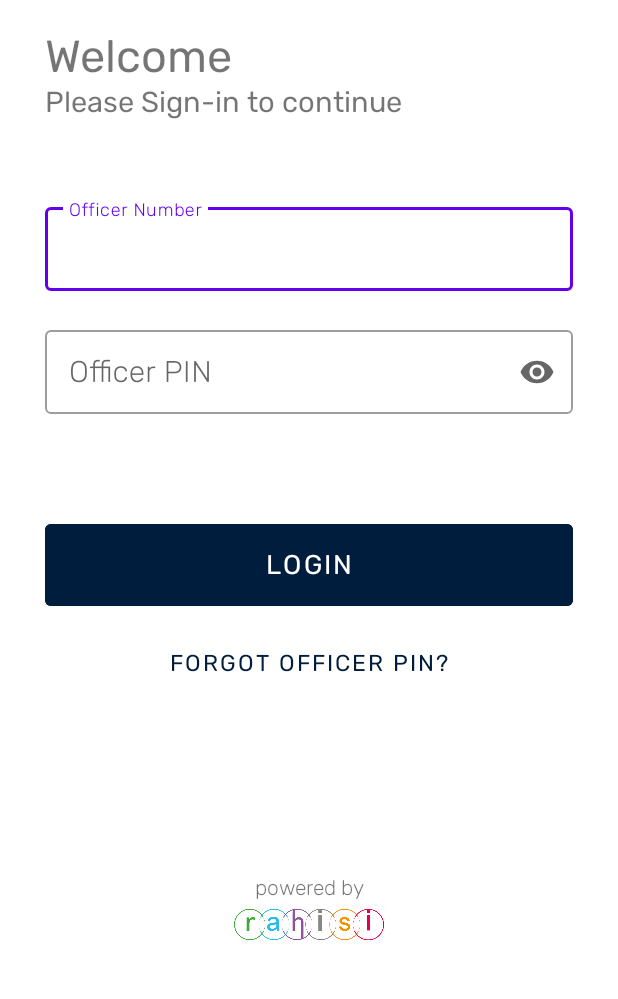
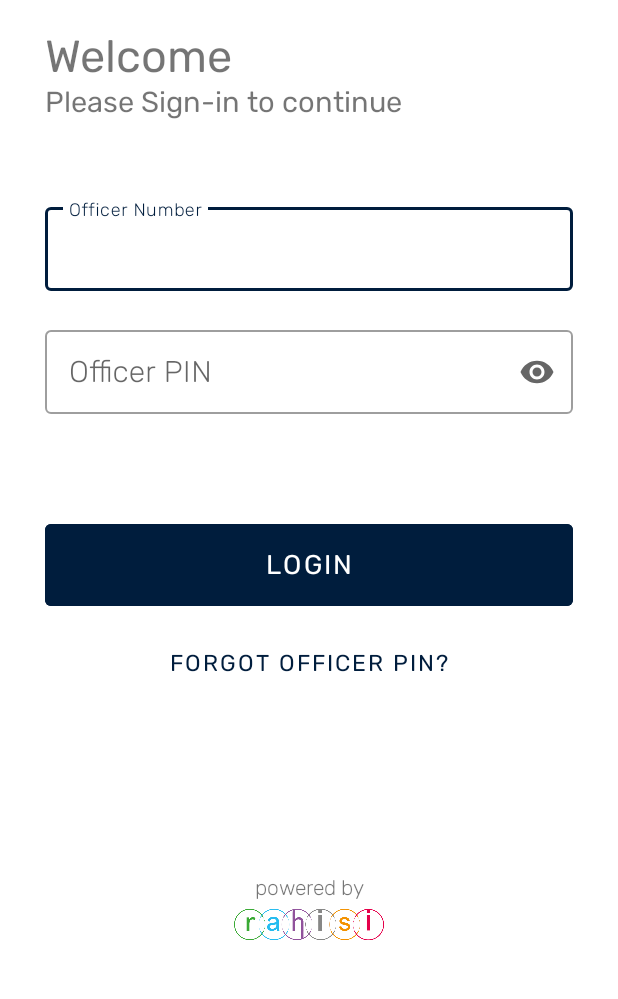
Before and after one commit to Rahisi-Solution/zic_pos, an Android app: the screen it shows after launch (LoginActivity), on a phone screen of 412 x 824 dp, the part 218-1217 px from its top. Run offline under Robolectric (Android 15) with nearby library versions, the light colour scheme and no system bars; our stand-ins replace Volley.

Commit message:
change of appbar before API integration

```diff
--- a/app/src/main/java/com/example/zicapp/HomeActivity.java
+++ b/app/src/main/java/com/example/zicapp/HomeActivity.java
@@ -137,6 +137,7 @@ public class HomeActivity extends AppCompatActivity {
                 } else if (result.getResultCode() == RESULT_CANCELED) {
                     if(result.getData() != null) {
                         String data = result.getData().getStringExtra("qrCode");
+                        System.out.println("Qr Code data = " + data);
                         assert data != null;
                         if(data.startsWith("https://")){
                             showSuccessDialog();
--- a/app/src/main/res/layout/activity_login.xml
+++ b/app/src/main/res/layout/activity_login.xml
@@ -65,7 +65,7 @@
         app:layout_constraintBottom_toBottomOf="parent"
         app:layout_constraintVertical_bias="0.1"
         android:hint="@string/officer_number"
-        android:backgroundTint="@color/purple_500"
+        android:backgroundTint="#001d3d"
         >
 
         <com.google.android.material.textfield.TextInputEditText
@@ -95,7 +95,7 @@
         android:fontFamily="@font/rubik_regular"
         android:textSize="23sp"
         android:hint="@string/officer_pin"
-        android:backgroundTint="@color/purple_500"
+        android:backgroundTint="#001d3d"
         app:endIconMode="password_toggle">
 
         <com.google.android.material.textfield.TextInputEditText
--- a/app/src/main/res/values/colors.xml
+++ b/app/src/main/res/values/colors.xml
@@ -2,7 +2,7 @@
 <resources>
     <color name="purple_200">#FFBB86FC</color>
     <color name="purple_500">#FF6200EE</color>
-    <color name="purple_700">#FF3700B3</color>
+    <color name="purple_700">#001d3d</color>
     <color name="teal_200">#FF03DAC5</color>
     <color name="teal_700">#FF018786</color>
     <color name="black">#FF000000</color>
--- a/app/src/main/res/values/themes.xml
+++ b/app/src/main/res/values/themes.xml
@@ -2,7 +2,7 @@
     <!-- Base application theme. -->
     <style name="Theme.ZICApp" parent="Theme.MaterialComponents.DayNight.NoActionBar">
         <!-- Primary brand color. -->
-        <item name="colorPrimary">@color/purple_500</item>
+        <item name="colorPrimary">@color/purple_700</item>
         <item name="colorPrimaryVariant">@color/purple_700</item>
         <item name="colorOnPrimary">@color/white</item>
         <!-- Secondary brand color. -->
```
